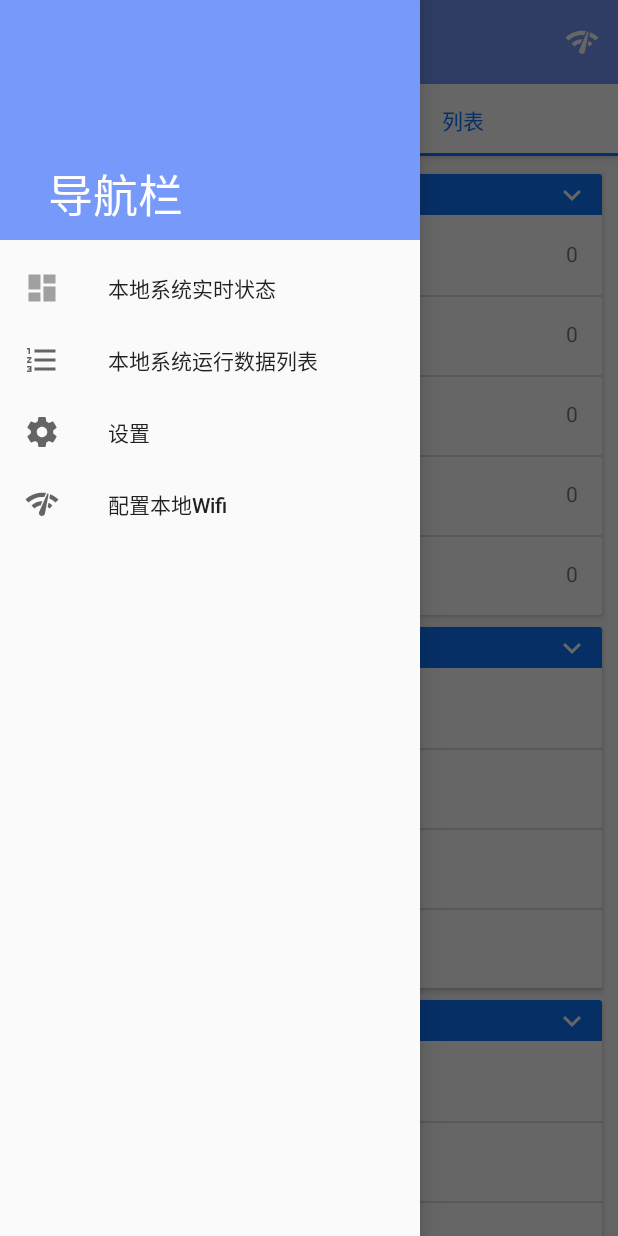
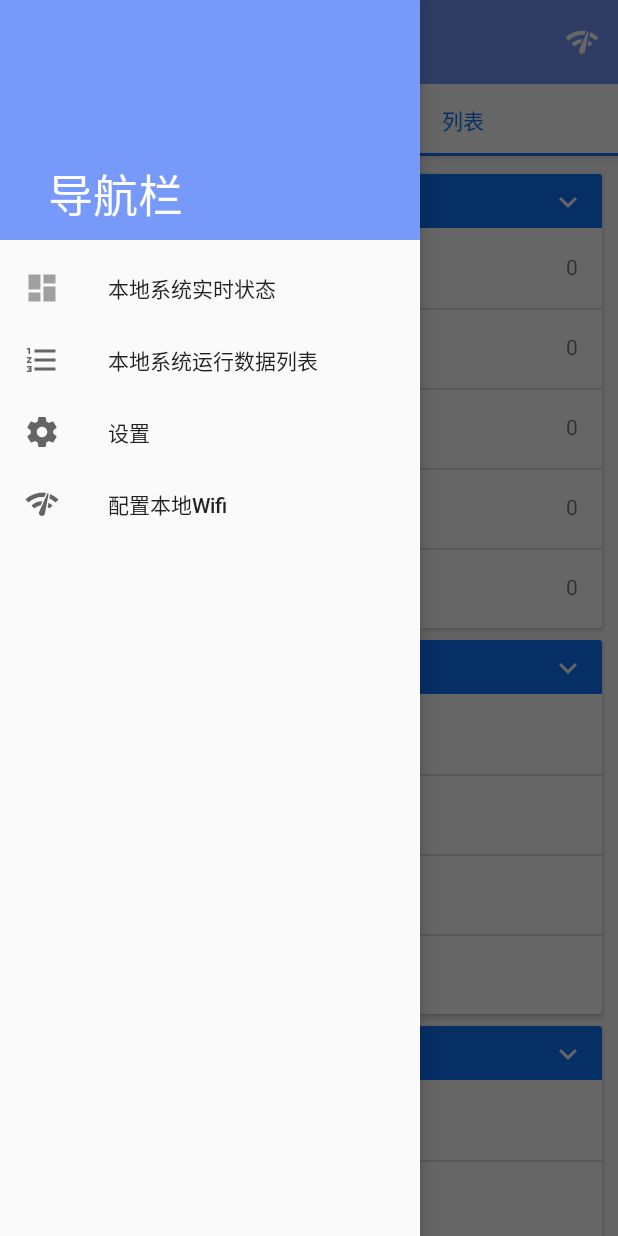
Before and after one commit to 2Beyong/StatusPageDemo, an Android app: the screen it shows after launch (MainActivity), with the side drawer open, on a phone screen of 412 x 824 dp. Run offline under Robolectric (Android 15) with nearby library versions, the phone set to English and light mode, and no system bars; libraries missing offline, so code that uses them is left out: android.support.constraint; 4 statements that could not run were skipped.

Commit message:
Update UI

```diff
--- a/app/src/main/res/layout/card_menu.xml
+++ b/app/src/main/res/layout/card_menu.xml
@@ -24,15 +24,15 @@ app:layout_constraintTop_toTopOf="parent">
         android:paddingLeft="16dp"
         android:text="示例代码"
         android:textColor="@android:color/background_light"
-        android:textSize="18sp"
+        android:textSize="24sp"
         app:layout_constraintEnd_toEndOf="parent"
         app:layout_constraintStart_toStartOf="parent"
         app:layout_constraintTop_toTopOf="parent" />
 
     <ImageButton
         android:id="@+id/show_hide_button"
-        android:layout_width="wrap_content"
-        android:layout_height="wrap_content"
+        android:layout_width="30dp"
+        android:layout_height="30dp"
         android:layout_marginEnd="8dp"
         android:background="@android:color/transparent"
         app:layout_constraintBottom_toTopOf="@+id/card_menu_recyclerView"
```
Also changed, not shown: app/src/main/java/com/hongon/statuspagedemo/DataModel/ResponseRunningData.java (+8 -8 lines).
